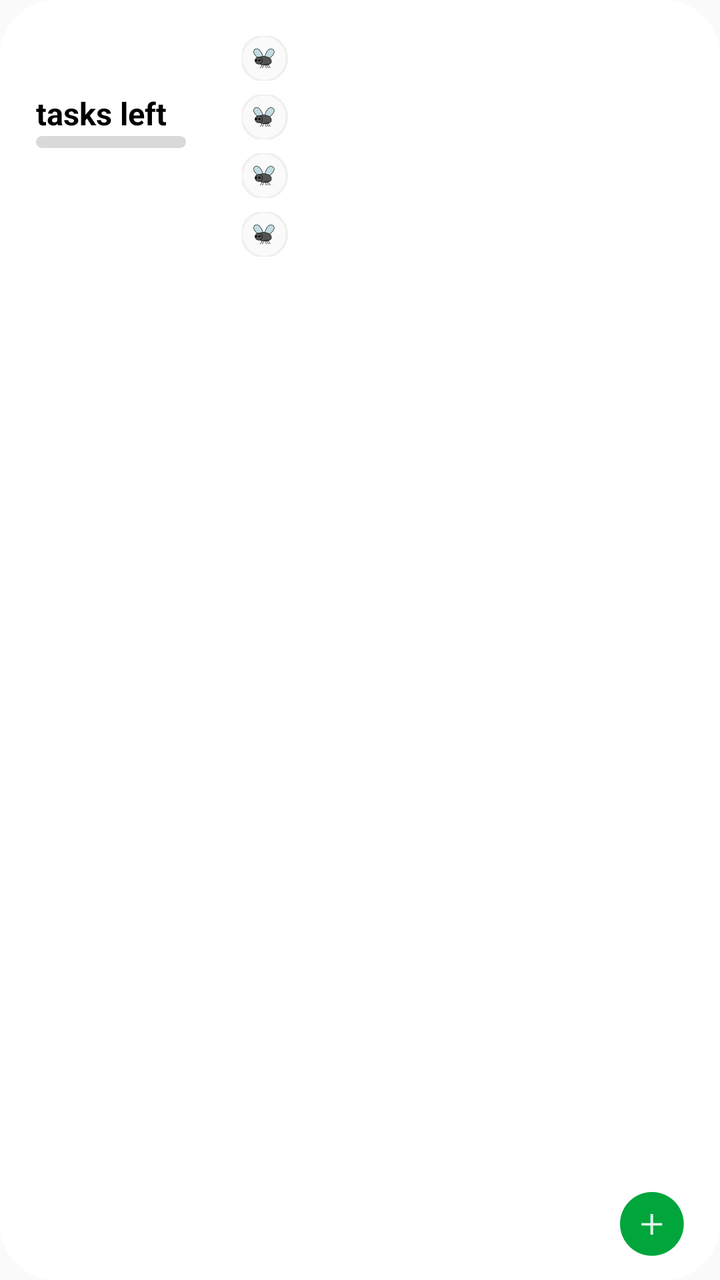
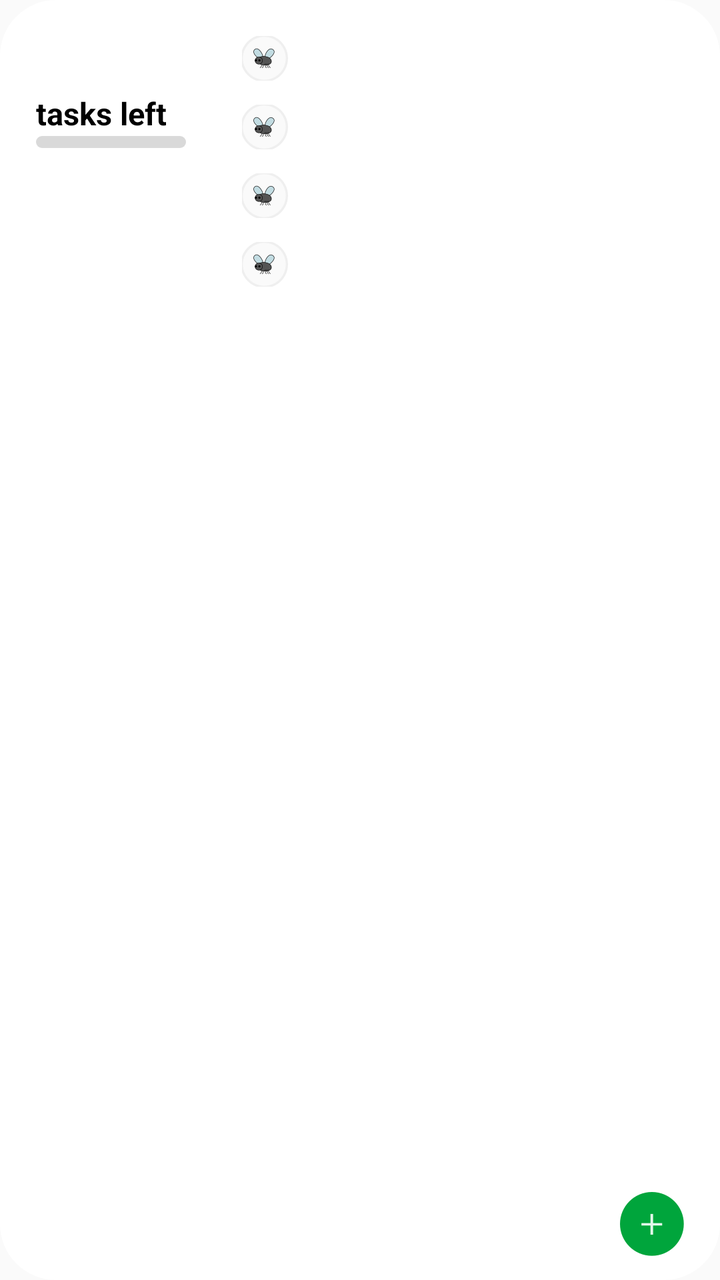

Before-and-after screenshots of an Android layout around one commit, followed by the original layout XML and the change that was made.
<!-- AndroidManifest.xml: application theme AppTheme -->
<!-- res/layout/frog_widget_medium.xml -->
<?xml version="1.0" encoding="utf-8"?>
<FrameLayout xmlns:android="http://schemas.android.com/apk/res/android"
    android:id="@+id/widget_root"
    android:layout_width="match_parent"
    android:layout_height="match_parent"
    android:clipChildren="false">

    <View
        android:id="@android:id/background"
        android:layout_width="match_parent"
        android:layout_height="match_parent"
        android:background="@drawable/widget_bg" />

    <LinearLayout
        android:layout_width="match_parent"
        android:layout_height="match_parent"
        android:clipChildren="false"
        android:orientation="horizontal"
        android:padding="18dp">

        <LinearLayout
            android:layout_width="75dp"
            android:layout_height="match_parent"
            android:clipChildren="false"
            android:orientation="vertical">

            
            <TextView
                android:id="@+id/widget_count"
                android:layout_width="match_parent"
                android:layout_height="26dp"
                android:gravity="center_vertical"
                android:includeFontPadding="false"
                android:maxLines="1"
                android:textColor="@color/widget_heading"
                android:textSize="30sp"
                android:textStyle="bold" />

            <TextView
                android:id="@+id/widget_tasks_left"
                android:layout_width="match_parent"
                android:layout_height="16dp"
                android:layout_marginTop="4dp"
                android:gravity="center_vertical"
                android:includeFontPadding="false"
                android:text="@string/widget_tasks_left"
                android:textColor="@color/widget_heading"
                android:textSize="15.5sp"
                android:textStyle="bold" />

            <LinearLayout
                android:layout_width="match_parent"
                android:layout_height="wrap_content"
                android:layout_marginTop="4dp"
                android:orientation="vertical">

            <ProgressBar
                android:id="@+id/widget_progress"
                style="?android:attr/progressBarStyleHorizontal"
                android:layout_width="match_parent"
                android:layout_height="6dp"
                android:max="100"
                android:progressDrawable="@drawable/widget_progress" />
            </LinearLayout>

            <Space
                android:layout_width="match_parent"
                android:layout_height="0dp"
                android:layout_weight="1" />

            
            <ImageView
                android:id="@+id/widget_art"
                android:layout_width="113dp"
                android:layout_height="82dp"
                android:layout_marginStart="-18dp"
                android:layout_marginBottom="-18dp"
                android:importantForAccessibility="no"
                android:scaleType="fitCenter"
                android:scaleX="-1" />
        </LinearLayout>

        <LinearLayout
            android:layout_width="match_parent"
            android:layout_height="match_parent"
            android:layout_marginStart="28dp"
            android:orientation="vertical">

            <TextView
                android:id="@+id/widget_empty"
                android:layout_width="match_parent"
                android:layout_height="wrap_content"
                android:layout_marginTop="4dp"
                android:text="@string/widget_empty"
                android:textColor="@color/widget_text_muted"
                android:textSize="13sp"
                android:visibility="gone" />
        <LinearLayout
            android:id="@+id/widget_row_0"
            android:layout_width="match_parent"
            android:layout_height="wrap_content"
            android:gravity="center_vertical"
            android:orientation="horizontal">

            <ImageView
                android:id="@+id/widget_check_0"
                android:layout_width="23.74dp"
                android:layout_height="23.74dp"
                android:layout_marginStart="-1.12dp"
                android:layout_marginTop="-1.12dp"
                android:layout_marginEnd="8.88dp"
                android:layout_marginBottom="-1.12dp"
                android:importantForAccessibility="no"
                android:src="@drawable/widget_check_off" />

            <TextView
                android:id="@+id/widget_text_0"
                android:layout_width="match_parent"
                android:layout_height="wrap_content"
                android:ellipsize="end"
                android:maxLines="1"
                android:textColor="@color/widget_text"
                android:textSize="13sp" />
        </LinearLayout>
        <LinearLayout
            android:id="@+id/widget_row_1"
            android:layout_width="match_parent"
            android:layout_height="wrap_content"
            android:layout_marginTop="7dp"
            android:gravity="center_vertical"
            android:orientation="horizontal">

            <ImageView
                android:id="@+id/widget_check_1"
                android:layout_width="23.74dp"
                android:layout_height="23.74dp"
                android:layout_marginStart="-1.12dp"
                android:layout_marginTop="-1.12dp"
                android:layout_marginEnd="8.88dp"
                android:layout_marginBottom="-1.12dp"
                android:importantForAccessibility="no"
                android:src="@drawable/widget_check_off" />

            <TextView
                android:id="@+id/widget_text_1"
                android:layout_width="match_parent"
                android:layout_height="wrap_content"
                android:ellipsize="end"
                android:maxLines="1"
                android:textColor="@color/widget_text"
                android:textSize="13sp" />
        </LinearLayout>
        <LinearLayout
            android:id="@+id/widget_row_2"
            android:layout_width="match_parent"
            android:layout_height="wrap_content"
            android:layout_marginTop="7dp"
            android:gravity="center_vertical"
            android:orientation="horizontal">

            <ImageView
                android:id="@+id/widget_check_2"
                android:layout_width="23.74dp"
                android:layout_height="23.74dp"
                android:layout_marginStart="-1.12dp"
                android:layout_marginTop="-1.12dp"
                android:layout_marginEnd="8.88dp"
                android:layout_marginBottom="-1.12dp"
                android:importantForAccessibility="no"
                android:src="@drawable/widget_check_off" />

            <TextView
                android:id="@+id/widget_text_2"
                android:layout_width="match_parent"
                android:layout_height="wrap_content"
                android:ellipsize="end"
                android:maxLines="1"
                android:textColor="@color/widget_text"
                android:textSize="13sp" />
        </LinearLayout>
        <LinearLayout
            android:id="@+id/widget_row_3"
            android:layout_width="match_parent"
            android:layout_height="wrap_content"
            android:layout_marginTop="7dp"
            android:gravity="center_vertical"
            android:orientation="horizontal">

            <ImageView
                android:id="@+id/widget_check_3"
                android:layout_width="23.74dp"
                android:layout_height="23.74dp"
                android:layout_marginStart="-1.12dp"
                android:layout_marginTop="-1.12dp"
                android:layout_marginEnd="8.88dp"
                android:layout_marginBottom="-1.12dp"
                android:importantForAccessibility="no"
                android:src="@drawable/widget_check_off" />

            <TextView
                android:id="@+id/widget_text_3"
                android:layout_width="match_parent"
                android:layout_height="wrap_content"
                android:ellipsize="end"
                android:maxLines="1"
                android:paddingEnd="40dp"
                android:textColor="@color/widget_text"
                android:textSize="13sp" />
        </LinearLayout>
        </LinearLayout>
    </LinearLayout>

    <FrameLayout
        android:layout_width="wrap_content"
        android:layout_height="wrap_content"
        android:layout_gravity="bottom|end"
        android:layout_marginEnd="18dp"
        android:layout_marginBottom="12dp">

        <ImageView
                android:id="@+id/widget_add"
                android:layout_width="31.9dp"
                android:layout_height="31.9dp"
                android:contentDescription="@string/widget_add"
                android:src="@drawable/widget_plus" />
    </FrameLayout>
</FrameLayout>
<!-- resources referenced by this layout -->
<resources>
  <color name="widget_heading">#000000</color>
  <color name="widget_text">#0A0A0A</color>
  <color name="widget_text_muted">#7A7A7A</color>
  <!-- drawable widget_bg (drawable) -->
  <?xml version="1.0" encoding="utf-8"?>
  <shape xmlns:android="http://schemas.android.com/apk/res/android"
      android:shape="rectangle">
      <solid android:color="@color/widget_card" />
      <corners android:radius="@dimen/widget_corner_radius" />
  </shape>
  <!-- drawable widget_check_off: png bitmap (drawable-hdpi, 1257 bytes) -->
  <!-- drawable widget_plus: png bitmap (drawable-hdpi, 914 bytes) -->
  <!-- drawable widget_progress (drawable) -->
  <?xml version="1.0" encoding="utf-8"?>
  <layer-list xmlns:android="http://schemas.android.com/apk/res/android">
      <item android:id="@android:id/background">
          <shape android:shape="rectangle">
              <solid android:color="@color/widget_track" />
              <corners android:radius="3dp" />
          </shape>
      </item>
      <item android:id="@android:id/progress">
          <clip>
              <shape android:shape="rectangle">
                  <solid android:color="@color/widget_fill" />
                  <corners android:radius="3dp" />
              </shape>
          </clip>
      </item>
  </layer-list>
  <string name="widget_add">Add a task</string>
  <string name="widget_empty">Nothing yet. Feed the frog a task.</string>
  <string name="widget_tasks_left">tasks left</string>
  <style name="AppTheme" parent="Theme.AppCompat.Light.DarkActionBar">
          
          <item name="colorPrimary">@color/colorPrimary</item>
          <item name="colorPrimaryDark">@color/colorPrimaryDark</item>
          <item name="colorAccent">@color/colorAccent</item>
      </style>
  <color name="widget_card">#FFFFFF</color>
  <dimen name="widget_corner_radius">16dp</dimen>
  <color name="widget_track">#D9D9D9</color>
  <color name="widget_fill">#96D367</color>
</resources>

<!-- the commit's change to res/layout/frog_widget_medium.xml (unified diff, before → after) -->
@@ -126,7 +126,7 @@
             android:id="@+id/widget_row_1"
             android:layout_width="match_parent"
             android:layout_height="wrap_content"
-            android:layout_marginTop="7dp"
+            android:layout_marginTop="12dp"
             android:gravity="center_vertical"
             android:orientation="horizontal">
 
@@ -154,7 +154,7 @@
             android:id="@+id/widget_row_2"
             android:layout_width="match_parent"
             android:layout_height="wrap_content"
-            android:layout_marginTop="7dp"
+            android:layout_marginTop="12dp"
             android:gravity="center_vertical"
             android:orientation="horizontal">
 
@@ -182,7 +182,7 @@
             android:id="@+id/widget_row_3"
             android:layout_width="match_parent"
             android:layout_height="wrap_content"
-            android:layout_marginTop="7dp"
+            android:layout_marginTop="12dp"
             android:gravity="center_vertical"
             android:orientation="horizontal">
 
